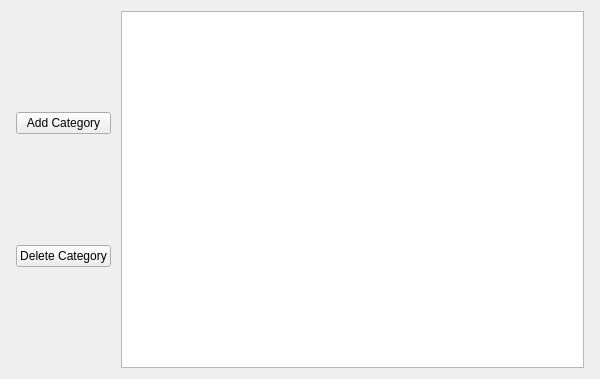
Old version of the form src/CategoriesView.ui in the repository moriduri/MyFinances.
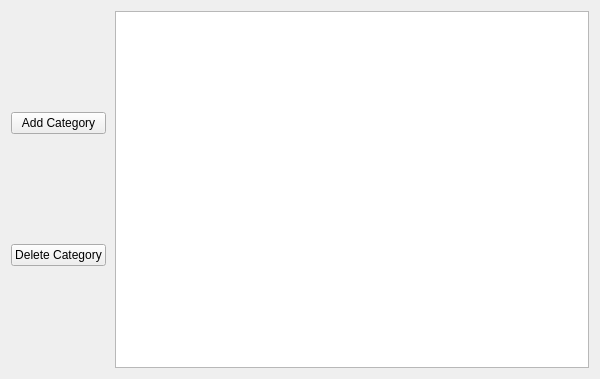
New version of the form.

Commit message: - Added a category selection combobox inside the AddTransactionDialog; - Fixed CategoriesView and TransactionsView horizontal layout margins and spacing;

```diff
--- a/src/CategoriesView.ui
+++ b/src/CategoriesView.ui
@@ -17,16 +17,16 @@
    <item>
     <layout class="QHBoxLayout" name="horizontalLayout">
      <property name="spacing">
-      <number>10</number>
+      <number>9</number>
      </property>
      <property name="sizeConstraint">
       <enum>QLayout::SetDefaultConstraint</enum>
      </property>
      <property name="leftMargin">
-      <number>5</number>
+      <number>0</number>
      </property>
      <property name="rightMargin">
-      <number>5</number>
+      <number>0</number>
      </property>
      <item>
       <layout class="QVBoxLayout" name="verticalLayout">
```
The commit also changes 2 other files.
